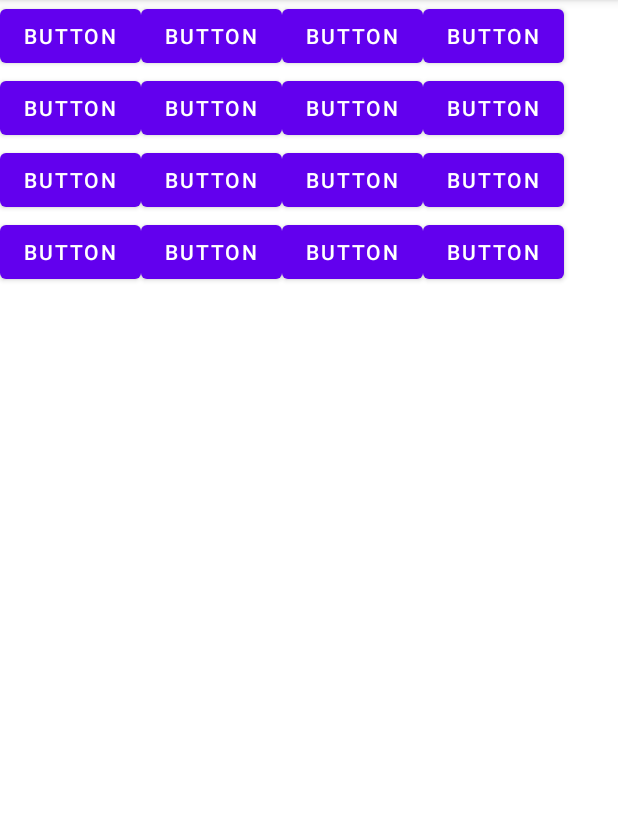
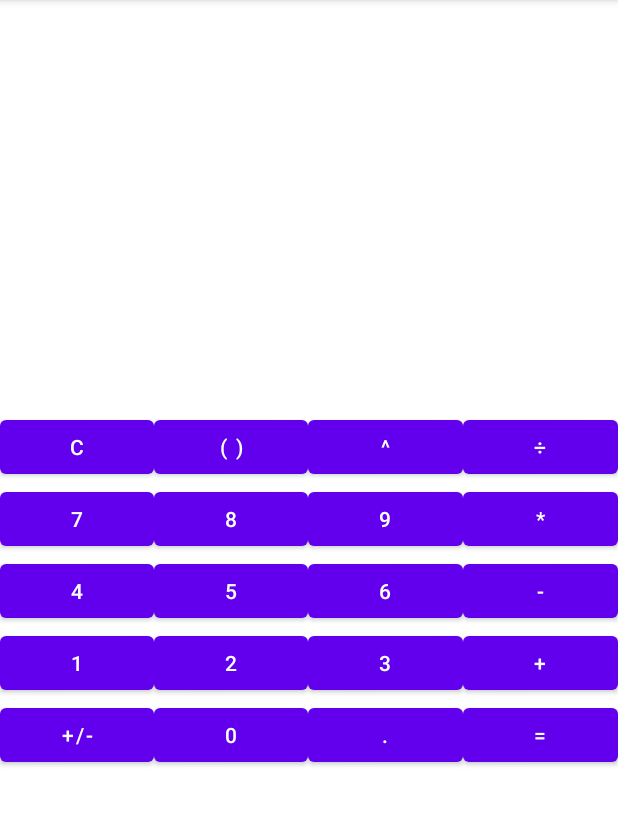
Before and after one commit to Kalpakbaev/My_Calculator_lesson_second, an Android app: the screen it shows after launch (MainActivity), on a phone screen of 412 x 824 dp, the part 84-909 px from its top. Run offline under Robolectric (Android 15) with nearby library versions, the phone set to English and light mode, and no system bars.

Commit message:
Отрисованы кнопки калькулятора выборан tableLayout извините забыл коммитит при каждом кодировке

```diff
--- a/app/src/main/res/layout/activity_main.xml
+++ b/app/src/main/res/layout/activity_main.xml
@@ -7,146 +7,187 @@
     tools:context=".MainActivity">
 
     <TableLayout
+        android:id="@+id/tableLayout"
         android:layout_width="match_parent"
-        android:layout_height="match_parent">
+        android:layout_height="wrap_content"
+        app:layout_constraintBottom_toBottomOf="parent"
+        app:layout_constraintTop_toBottomOf="@+id/textView4">
 
         <TableRow
             android:layout_width="match_parent"
-            android:layout_height="match_parent" >
+            android:layout_height="match_parent">
 
             <Button
                 android:id="@+id/button"
                 android:layout_width="wrap_content"
                 android:layout_height="wrap_content"
-                android:text="Button" />
+                android:layout_weight="1"
+                android:text="@string/clear" />
 
             <Button
                 android:id="@+id/button4"
                 android:layout_width="wrap_content"
                 android:layout_height="wrap_content"
-                android:text="Button" />
+                android:layout_weight="1"
+                android:text="@string/parentheses" />
 
             <Button
                 android:id="@+id/button3"
                 android:layout_width="wrap_content"
                 android:layout_height="wrap_content"
-                android:text="Button" />
+                android:layout_weight="1"
+                android:text="@string/exponent" />
 
             <Button
                 android:id="@+id/button7"
                 android:layout_width="wrap_content"
                 android:layout_height="wrap_content"
-                android:text="Button" />
+                android:layout_weight="1"
+                android:text="@string/divide" />
         </TableRow>
 
         <TableRow
             android:layout_width="match_parent"
-            android:layout_height="match_parent" >
+            android:layout_height="match_parent">
 
             <Button
                 android:id="@+id/button8"
                 android:layout_width="wrap_content"
                 android:layout_height="wrap_content"
-                android:text="Button" />
+                android:layout_weight="1"
+                android:text="@string/seven" />
 
             <Button
                 android:id="@+id/button2"
                 android:layout_width="wrap_content"
                 android:layout_height="wrap_content"
-                android:text="Button" />
+                android:layout_weight="1"
+                android:text="@string/eight" />
 
             <Button
                 android:id="@+id/button5"
                 android:layout_width="wrap_content"
                 android:layout_height="wrap_content"
-                android:text="Button" />
+                android:layout_weight="1"
+                android:text="@string/nine" />
 
             <Button
                 android:id="@+id/button10"
                 android:layout_width="wrap_content"
                 android:layout_height="wrap_content"
-                android:text="Button" />
+                android:layout_weight="1"
+                android:text="@string/multiply" />
 
         </TableRow>
 
         <TableRow
             android:layout_width="match_parent"
-            android:layout_height="match_parent" >
+            android:layout_height="match_parent">
 
             <Button
                 android:id="@+id/button9"
                 android:layout_width="wrap_content"
                 android:layout_height="wrap_content"
-                android:text="Button" />
+                android:layout_weight="1"
+                android:text="@string/four" />
 
             <Button
                 android:id="@+id/button13"
                 android:layout_width="wrap_content"
                 android:layout_height="wrap_content"
-                android:text="Button" />
+                android:layout_weight="1"
+                android:text="@string/five" />
 
             <Button
                 android:id="@+id/button12"
                 android:layout_width="wrap_content"
                 android:layout_height="wrap_content"
-                android:text="Button" />
+                android:layout_weight="1"
+                android:text="@string/six" />
 
             <Button
                 android:id="@+id/button11"
                 android:layout_width="wrap_content"
                 android:layout_height="wrap_content"
-                android:text="Button" />
+                android:layout_weight="1"
+                android:text="@string/subtract" />
         </TableRow>
 
         <TableRow
             android:layout_width="match_parent"
-            android:layout_height="match_parent" >
+            android:layout_height="match_parent">
 
             <Button
                 android:id="@+id/button17"
                 android:layout_width="wrap_content"
                 android:layout_height="wrap_content"
-                android:text="Button" />
+                android:layout_weight="1"
+                android:text="@string/one" />
 
             <Button
                 android:id="@+id/button16"
                 android:layout_width="wrap_content"
                 android:layout_height="wrap_content"
-                android:text="Button" />
+                android:layout_weight="1"
+                android:text="@string/two" />
 
             <Button
                 android:id="@+id/button15"
                 android:layout_width="wrap_content"
                 android:layout_height="wrap_content"
-                android:text="Button" />
+                android:layout_weight="1"
+                android:text="@string/three" />
 
             <Button
                 android:id="@+id/button14"
                 android:layout_width="wrap_content"
                 android:layout_height="wrap_content"
-                android:text="Button" />
+                android:layout_weight="1"
+                android:text="@string/add" />
+
+        </TableRow>
+
+        <TableRow
+            android:layout_width="match_parent"
+            android:layout_height="match_parent">
+
+            <Button
+                android:id="@+id/button18"
+                android:layout_width="wrap_content"
+                android:layout_height="wrap_content"
+                android:layout_weight="1"
+                android:text="@string/PlusMinus" />
+
+            <Button
+                android:id="@+id/button19"
+                android:layout_width="wrap_content"
+                android:layout_height="wrap_content"
+                android:layout_weight="1"
+                android:text="@string/zero" />
+
+            <Button
+                android:id="@+id/button20"
+                android:layout_width="wrap_content"
+                android:layout_height="wrap_content"
+                android:layout_weight="1"
+                android:text="@string/point" />
+
+            <Button
+                android:id="@+id/button21"
+                android:layout_width="wrap_content"
+                android:layout_height="wrap_content"
+                android:layout_weight="1"
+                android:text="@string/equals" />
         </TableRow>
     </TableLayout>
 
-    <TableLayout
-        android:layout_width="match_parent"
-        android:layout_height="match_parent">
-
-        <TableRow
-            android:layout_width="match_parent"
-            android:layout_height="match_parent" />
-
-        <TableRow
-            android:layout_width="match_parent"
-            android:layout_height="match_parent" />
-
-        <TableRow
-            android:layout_width="match_parent"
-            android:layout_height="match_parent" />
-
-        <TableRow
-            android:layout_width="match_parent"
-            android:layout_height="match_parent" />
-    </TableLayout>
+    <TextView
+        android:id="@+id/textView4"
+        android:layout_width="wrap_content"
+        android:layout_height="wrap_content"
+        android:layout_weight="1"
+        app:layout_constraintEnd_toEndOf="parent"
+        app:layout_constraintStart_toStartOf="parent"
+        app:layout_constraintTop_toTopOf="parent" />
 
 </androidx.constraintlayout.widget.ConstraintLayout>
--- a/app/src/main/res/values/strings.xml
+++ b/app/src/main/res/values/strings.xml
@@ -10,7 +10,7 @@
     <string name="seven">7</string>
     <string name="eight">8</string>
     <string name="nine">9</string>
-    <string name="eight">8</string>
+
 
 
 
@@ -20,6 +20,7 @@
     <string name="divide">÷</string>
     <string name="multiply">*</string>
     <string name="subtract">-</string>
+    <string name="add">+</string>
     <string name="PlusMinus">+/-</string>
     <string name="equals">=</string>
     <string name="point">.</string>
```
